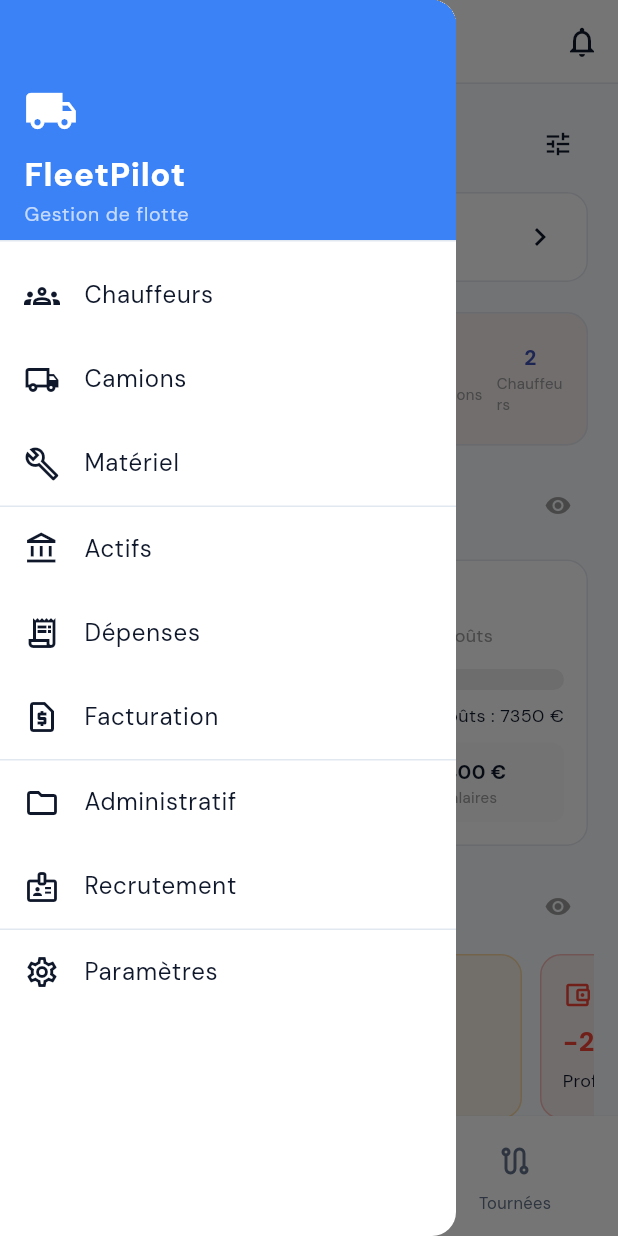
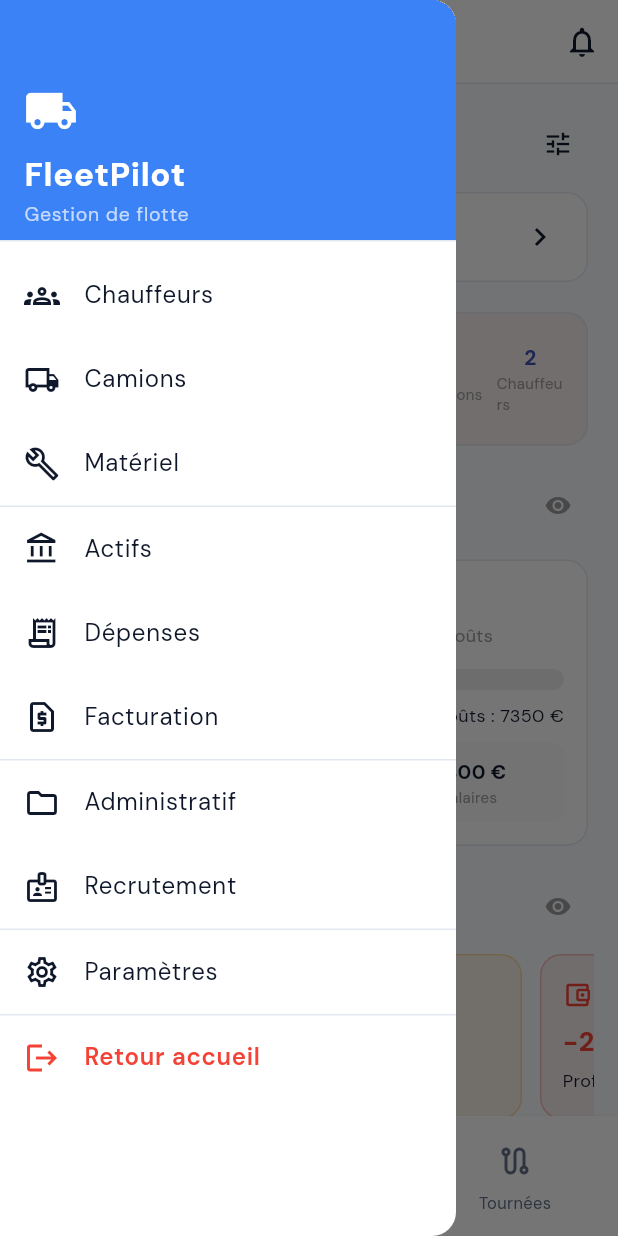
Before and after one commit to contactsmargroupe-13/FleetPilot, a Flutter app: the ManagerShell screen opened directly, with the side drawer open, on a phone screen of 412 x 824 dp. Run offline on Flutter 3.47's test engine with Material 3 defaults, Android fonts, the phone set to English and light mode, and no system bars; our stand-ins replace file_picker, flutter_riverpod, flutter_secure_storage, geolocator, google_fonts, image_picker and 3 more; accounts and stored records are empty.

Commit message:
Add logout/back to home button in manager space
- Drawer menu: "Retour accueil" button (red) at bottom
- Settings page: "Se déconnecter" button with confirmation dialog
- Both navigate back to role selector (Manager/Chauffeur)

Co-Authored-By: Claude Opus 4.6 (1M context) <noreply@anthropic.com>

```diff
--- a/fleetpilot_app/lib/screens/manager_dashboard.dart
+++ b/fleetpilot_app/lib/screens/manager_dashboard.dart
@@ -141,6 +141,16 @@ class _ManagerShellState extends ConsumerState<ManagerShell> {
               Navigator.push(context,
                   MaterialPageRoute(builder: (_) => const ManagerSettingsPage()));
             }),
+            const Divider(),
+            ListTile(
+              leading: const Icon(Icons.logout, color: Colors.red),
+              title: const Text('Retour accueil',
+                  style: TextStyle(color: Colors.red, fontWeight: FontWeight.w600)),
+              onTap: () {
+                Navigator.pop(context); // fermer drawer
+                Navigator.of(context).popUntil((route) => route.isFirst);
+              },
+            ),
           ],
         ),
       ),
```
Also changed, not shown: fleetpilot_app/lib/screens/manager_settings.dart (+44 -0 lines).
